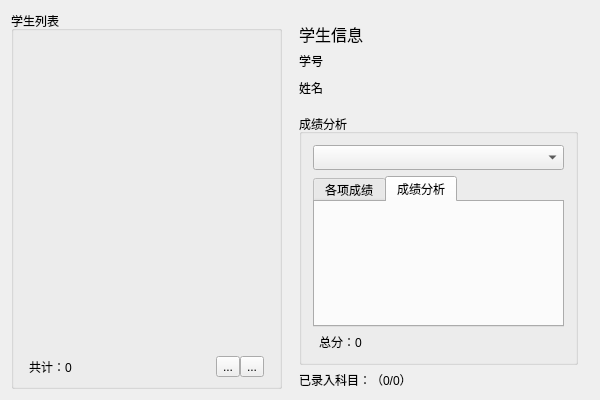
Qt form 1788lab10/student.ui (fu1fan/lab10) before a commit.
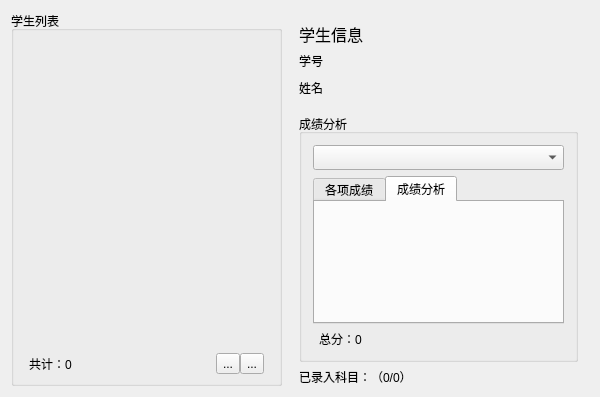
The same form after that commit. Icons and pictures are not drawn.

```diff
--- a/1788lab10/student.ui
+++ b/1788lab10/student.ui
@@ -7,7 +7,7 @@
     <x>0</x>
     <y>0</y>
     <width>600</width>
-    <height>400</height>
+    <height>397</height>
    </rect>
   </property>
   <property name="windowTitle">
```
